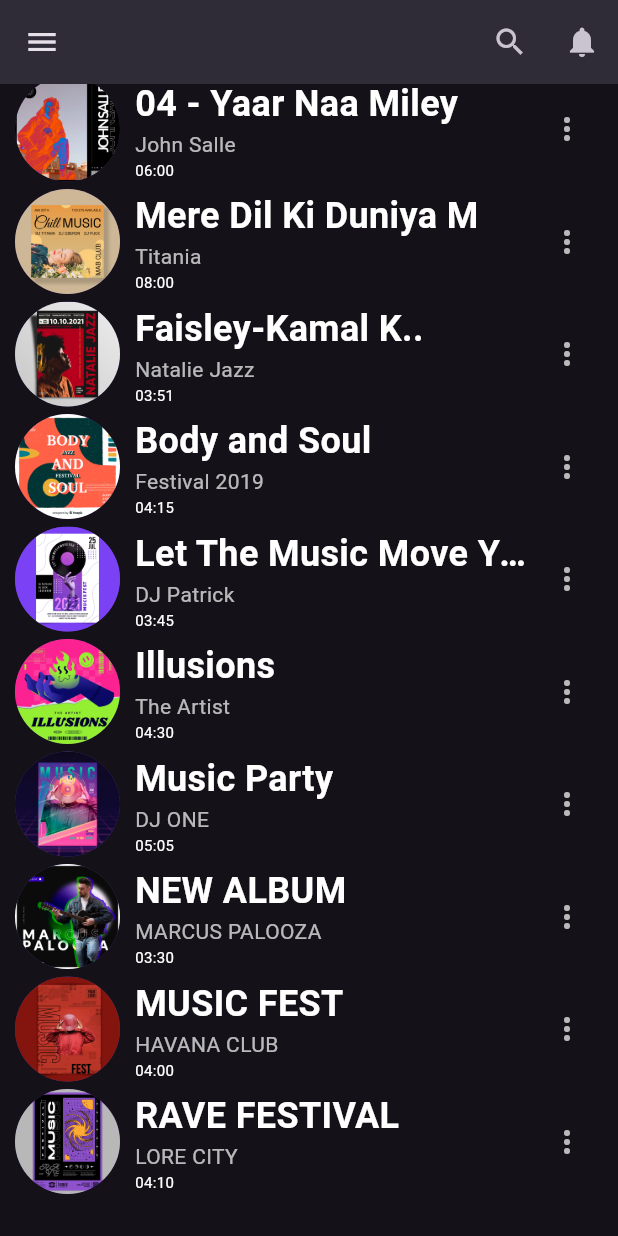
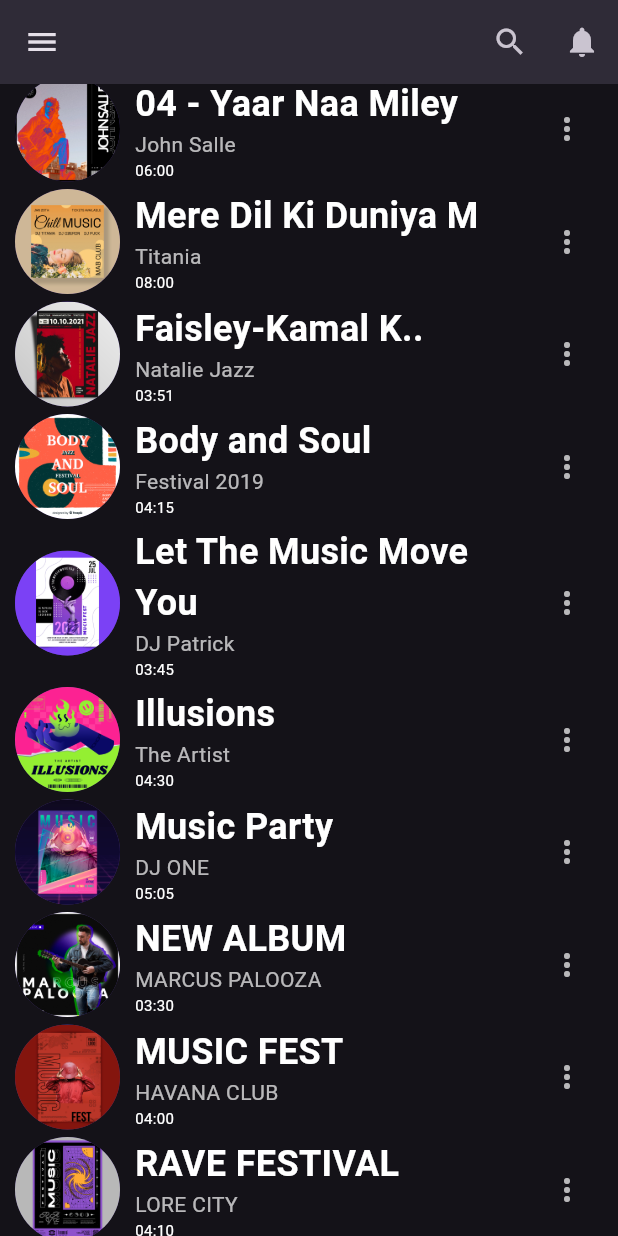
Before and after one commit to KapsCa/TareaSUD---Musica, a Flutter app: the HomeView screen opened by its route, scrolled down 576 dp, after a tap on the "more vert" icon, on a phone screen of 412 x 824 dp. Run offline on Flutter 3.47's test engine with Material 3 defaults, Android fonts, the phone set to English and light mode, and no system bars; our stand-ins replace get.

Commit message:
Optimizacion de estilos

```diff
--- a/lib/app/core/values/app_styles.dart
+++ b/lib/app/core/values/app_styles.dart
@@ -5,13 +5,12 @@ abstract class AppStyles {
   static const TextStyle title = TextStyle(
     fontSize: 24,
     fontWeight: FontWeight.bold,
-    overflow: TextOverflow.ellipsis,
     color: Colors.white,
   );
 
   static const TextStyle subtitle = TextStyle(
     fontSize: 14,
-    color: Colors.white70,
+    color: Color.fromARGB(179, 255, 255, 255),
   );
 
   static const TextStyle duration = TextStyle(
@@ -33,7 +32,7 @@ abstract class AppStyles {
 
 
   static const TextStyle copyright = TextStyle(
-    color: Colors.white70,
+    color: Color.fromARGB(179, 255, 255, 255),
     fontSize: 12,
   );
 
@@ -44,7 +43,7 @@ abstract class AppStyles {
 
   static const TextStyle musicBannerSubtitle = TextStyle(
     fontSize: 14,
-    color: Colors.white70,
+    color: Color.fromARGB(179, 255, 255, 255),
   );
 
   static const TextStyle tagBanner = TextStyle(
@@ -57,7 +56,7 @@ abstract class AppStyles {
 
   //? 2. Decoración de Inputs (¡Sí, también se puede!)
   static final InputDecoration loginInputDecoration = InputDecoration(
-    prefixIcon: const Icon(Icons.phone_iphone_rounded, color: Colors.white70),
+    prefixIcon: const Icon(Icons.phone_iphone_rounded, color: Color.fromARGB(179, 255, 255, 255)),
     border: OutlineInputBorder(
       borderRadius: BorderRadius.circular(10.0),
       borderSide: const BorderSide(color: Colors.purple),
@@ -71,7 +70,7 @@ abstract class AppStyles {
       borderSide: const BorderSide(color: Colors.deepPurple, width: 2.0),
     ),
     filled: true,
-    fillColor: Colors.white12,
+    fillColor: const Color.fromARGB(31, 255, 255, 255),
     floatingLabelBehavior: FloatingLabelBehavior.always,
     contentPadding: const EdgeInsets.symmetric(
       vertical: 15.0,
@@ -92,7 +91,7 @@ abstract class AppStyles {
     foregroundColor: Colors.white,
     shape: RoundedRectangleBorder(
       borderRadius: BorderRadius.circular(20),
-      side: BorderSide(color: Colors.white30),
+      side: BorderSide(color: const Color.fromARGB(77, 255, 255, 255)),
     ),
     padding: const EdgeInsets.symmetric(horizontal: 15, vertical: 8),
   );
@@ -114,7 +113,7 @@ abstract class AppStyles {
     gradient: LinearGradient(
       begin: Alignment.topCenter,
       end: Alignment.bottomCenter,
-      colors: [Colors.black12, Colors.black87],
+      colors: [const Color.fromARGB(31, 0, 0, 0), const Color.fromARGB(221, 0, 0, 0)],
     ),
   );
   //*Estilo para las imágenes en slider
--- a/lib/app/modules/home/widgets/album_list_item.dart
+++ b/lib/app/modules/home/widgets/album_list_item.dart
@@ -33,7 +33,7 @@ class AlbumListItem extends StatelessWidget {
           ),
           IconButton(
             padding: const EdgeInsets.all(0),
-            icon: const Icon(Icons.more_vert, color: Colors.white70),
+            icon: const Icon(Icons.more_vert, color: Color.fromARGB(179, 255, 255, 255)),
             onPressed: () {},
           ),
           const SizedBox(width: 10),
--- a/lib/app/modules/home/widgets/favorite_song_card.dart
+++ b/lib/app/modules/home/widgets/favorite_song_card.dart
@@ -37,7 +37,7 @@ class FavoriteSongCard extends StatelessWidget {
                 padding: const EdgeInsets.symmetric(
                   horizontal: 8.0,
                 ),
-                color: Colors.black38,
+                color: const Color.fromARGB(97, 0, 0, 0),
                 child: Row(
                   mainAxisAlignment: MainAxisAlignment.spaceBetween,
                   children: [
--- a/lib/app/modules/home/widgets/music_banner.dart
+++ b/lib/app/modules/home/widgets/music_banner.dart
@@ -50,7 +50,7 @@ class _BannerContent extends StatelessWidget {
         Container(
           padding: const EdgeInsets.symmetric(horizontal: 10, vertical: 5),
           decoration: BoxDecoration(
-            color: Colors.black26,
+            color: const Color.fromARGB(66, 0, 0, 0),
             borderRadius: BorderRadius.circular(20),
           ),
           child: const Text(
--- a/lib/app/modules/login/widgets/login_card.dart
+++ b/lib/app/modules/login/widgets/login_card.dart
@@ -16,10 +16,10 @@ class LoginCard extends GetView<LoginController> {
       padding: const EdgeInsets.symmetric(vertical: 15, horizontal: 10),
       margin: const EdgeInsets.symmetric(horizontal: 20),
       decoration: BoxDecoration(
-        color: Colors.black26,
+        color: const Color.fromARGB(66, 0, 0, 0),
         boxShadow: [
           BoxShadow(
-            color: Colors.black38,
+            color: const Color.fromARGB(97, 0, 0, 0),
             spreadRadius: 5,
             blurRadius: 7,
             offset: const Offset(0, 3),
--- a/pubspec.yaml
+++ b/pubspec.yaml
@@ -10,7 +10,7 @@ dependencies:
   flutter:
     sdk: flutter
   get: ^4.7.2
-  blur: ^4.0.2
+
 dev_dependencies:
   flutter_test:
     sdk: flutter
```
Also changed, not shown: pubspec.lock.
